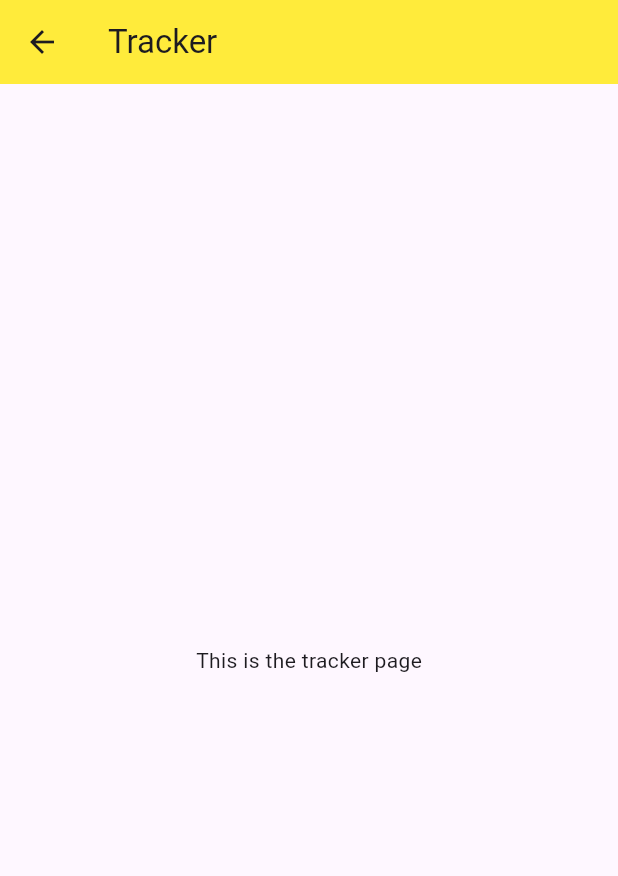
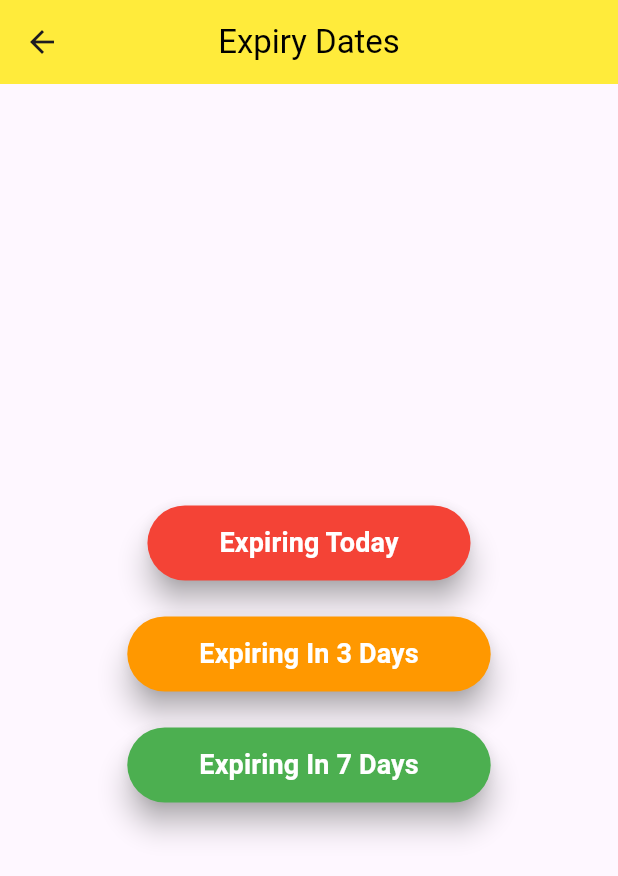
Before and after one commit to AbdhalRiyas/SriCuisine, a Flutter app: the screen it shows after launch, after a tap on an icon or button, on a phone screen of 412 x 824 dp. Shown: the top 876 px of the screen. Run offline on Flutter 3.47's test engine with Material 3 defaults, Android fonts, the phone set to English and light mode, and no system bars; our stand-ins replace google_nav_bar, iconsax; accounts and stored records are empty; Roboto replaces fonts that are missing (Times New Roman).

Commit message:
updated the tracker page UI

```diff
--- a/frontend/lib/components.dart/home_appbar.dart
+++ b/frontend/lib/components.dart/home_appbar.dart
@@ -4,16 +4,15 @@ import 'package:iconsax/iconsax.dart';
 
 class HomeAppbar extends StatelessWidget {
   const HomeAppbar({
-    super.key,
-  });
+    Key? key,
+  }) : super(key: key);
 
   @override
   Widget build(BuildContext context) {
     return Row(
       children: [
         ClipRRect(
-          borderRadius:
-              BorderRadius.circular(10), // adjust the radius as needed
+          borderRadius: BorderRadius.circular(10),
           child: const Image(
             image: AssetImage("assets/images/appLogoWhite.jpg"),
             width: 100,
@@ -23,30 +22,17 @@ class HomeAppbar extends StatelessWidget {
         const Text(
           "Welcome to\n  SriCuisine!",
           style: TextStyle(
-              fontSize: 32,
-              fontWeight: FontWeight.bold,
-              height: 1,
-              // color: Colors.grey[700]
-              ),
+            fontSize: 32,
+            fontWeight: FontWeight.bold,
+            height: 1,
+          ),
         ),
         const Spacer(),
-        // const Image(image: AssetImage("images/appLogo.jpg"), width: 100, height: 100,),
-        //  Container(
-        //   width: double.infinity,
-        //   height: 130,
-        //   decoration: BoxDecoration(
-        //     borderRadius: BorderRadius.circular(15),
-        //     image: const DecorationImage(
-        //       image: AssetImage("images/appLogo.jpg"),
-        //       fit: BoxFit.fill,
-        //     ),
-        //   ),
-        // ),frontend/assets/images/AppLogoWithoutBGjpg.jpg
         IconButton(
           onPressed: () {
             Navigator.push(
               context,
-              MaterialPageRoute(builder: (context) => const TrackerPage()),
+              MaterialPageRoute(builder: (context) => TrackerPage()),
             );
           },
           style: IconButton.styleFrom(
@@ -62,3 +48,33 @@ class HomeAppbar extends StatelessWidget {
     );
   }
 }
+
+// class AvailableIngredientsScreen extends StatefulWidget {
+//   @override
+//   _AvailableIngredientsScreenState createState() =>
+//       _AvailableIngredientsScreenState();
+// }
+
+// class _AvailableIngredientsScreenState
+//     extends State<AvailableIngredientsScreen> {
+//   // Your existing code for ingredient selection and recipe generation
+
+@override
+Widget build(BuildContext context) {
+  return Scaffold(
+    appBar: AppBar(
+      backgroundColor: Colors.yellow,
+      title: const Text(
+        'Available Ingredients',
+        style: TextStyle(color: Colors.black),
+      ),
+      centerTitle: true,
+    ),
+    body: const Column(
+      children: [
+        HomeAppbar(), // Adding HomeAppbar here
+        // Your existing code for ingredient selection
+      ],
+    ),
+  );
+}
--- a/frontend/lib/pages.dart/trackerpage.dart
+++ b/frontend/lib/pages.dart/trackerpage.dart
@@ -1,18 +1,120 @@
 import 'package:flutter/material.dart';
 
-class TrackerPage extends StatelessWidget {
-  const TrackerPage({super.key});
+class TrackerPage extends StatefulWidget {
+  TrackerPage({Key? key}) : super(key: key);
+
+  @override
+  _TrackerPageState createState() => _TrackerPageState();
+}
+
+class _TrackerPageState extends State<TrackerPage> {
+  // Sample data for expiry dates and ingredient names
+  final List<Map<String, dynamic>> expiringToday = [
+    {'ingredient': 'Ingredient A', 'expiryDate': '2024-03-22'},
+    {'ingredient': 'Ingredient B', 'expiryDate': '2024-03-22'}
+  ];
+  final List<Map<String, dynamic>> expiringIn3Days = [
+    {'ingredient': 'Ingredient C', 'expiryDate': '2024-03-25'},
+    {'ingredient': 'Ingredient D', 'expiryDate': '2024-03-25'}
+  ];
+  final List<Map<String, dynamic>> expiringIn7Days = [
+    {'ingredient': 'Ingredient E', 'expiryDate': '2024-03-29'},
+    {'ingredient': 'Ingredient F', 'expiryDate': '2024-03-29'}
+  ];
+
+  List<Map<String, dynamic>>? selectedExpiryDates;
 
   @override
   Widget build(BuildContext context) {
     return Scaffold(
       appBar: AppBar(
         backgroundColor: Colors.yellow,
-        title: Text('Tracker'),
+        title: const Text(
+          'Expiry Dates',
+          style: TextStyle(color: Colors.black),
+        ),
+        centerTitle: true,
       ),
       body: Center(
-        child: Text('This is the tracker page'),
+        child: Column(
+          mainAxisAlignment: MainAxisAlignment.center,
+          children: [
+            _buildCategory('Expiring Today', expiringToday, Colors.red),
+            const SizedBox(height: 16),
+            _buildCategory(
+                'Expiring In 3 Days', expiringIn3Days, Colors.orange),
+            const SizedBox(height: 16),
+            _buildCategory('Expiring In 7 Days', expiringIn7Days, Colors.green),
+          ],
+        ),
       ),
     );
   }
+
+  Widget _buildCategory(
+      String title, List<Map<String, dynamic>> items, Color color) {
+    return Column(
+      crossAxisAlignment: CrossAxisAlignment.center,
+      children: [
+        ElevatedButton(
+          onPressed: () {
+            setState(() {
+              selectedExpiryDates = items;
+            });
+          },
+          style: ButtonStyle(
+            backgroundColor: MaterialStateProperty.all<Color>(color),
+            shape: MaterialStateProperty.all<RoundedRectangleBorder>(
+              RoundedRectangleBorder(
+                borderRadius: BorderRadius.circular(30.0),
+              ),
+            ),
+            elevation: MaterialStateProperty.all<double>(8), // Adjust elevation
+            shadowColor: MaterialStateProperty.all<Color>(
+                Colors.grey), // Add shadow color
+          ),
+          child: Padding(
+            padding: const EdgeInsets.symmetric(vertical: 12, horizontal: 24),
+            child: Text(
+              title,
+              style: TextStyle(
+                fontSize: 18,
+                color: Colors.white, // Text color
+                fontWeight: FontWeight.bold, // Bold text
+              ),
+            ),
+          ),
+        ),
+        const SizedBox(height: 8),
+        if (selectedExpiryDates == items)
+          Container(
+            padding: const EdgeInsets.all(16.0),
+            decoration: BoxDecoration(
+              border: Border.all(color: Colors.grey),
+              borderRadius: BorderRadius.circular(20.0),
+            ),
+            child: Column(
+              crossAxisAlignment: CrossAxisAlignment.center,
+              children: [
+                const Text(
+                  'Expiry Dates',
+                  style: TextStyle(fontSize: 20, fontWeight: FontWeight.bold),
+                ),
+                const SizedBox(height: 8),
+                ListView.builder(
+                  shrinkWrap: true,
+                  itemCount: items.length,
+                  itemBuilder: (context, index) {
+                    return Text(
+                      '${items[index]['ingredient']} - ${items[index]['expiryDate']}',
+                      style: const TextStyle(fontSize: 16),
+                    );
+                  },
+                ),
+              ],
+            ),
+          ),
+      ],
+    );
+  }
 }
```
